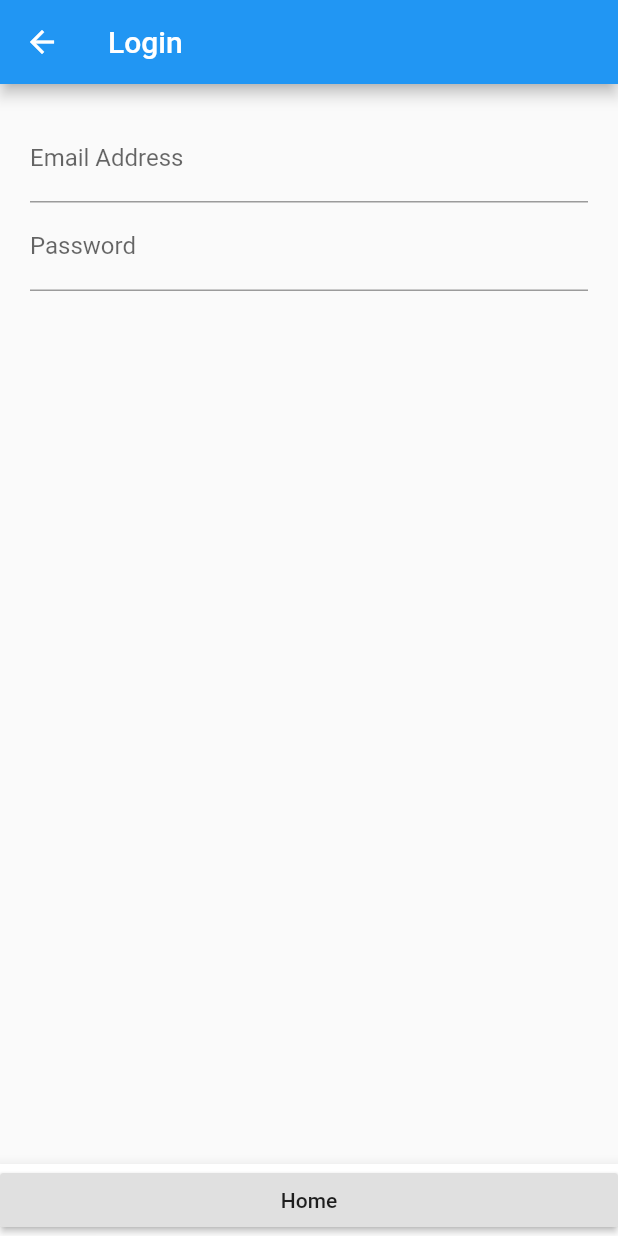
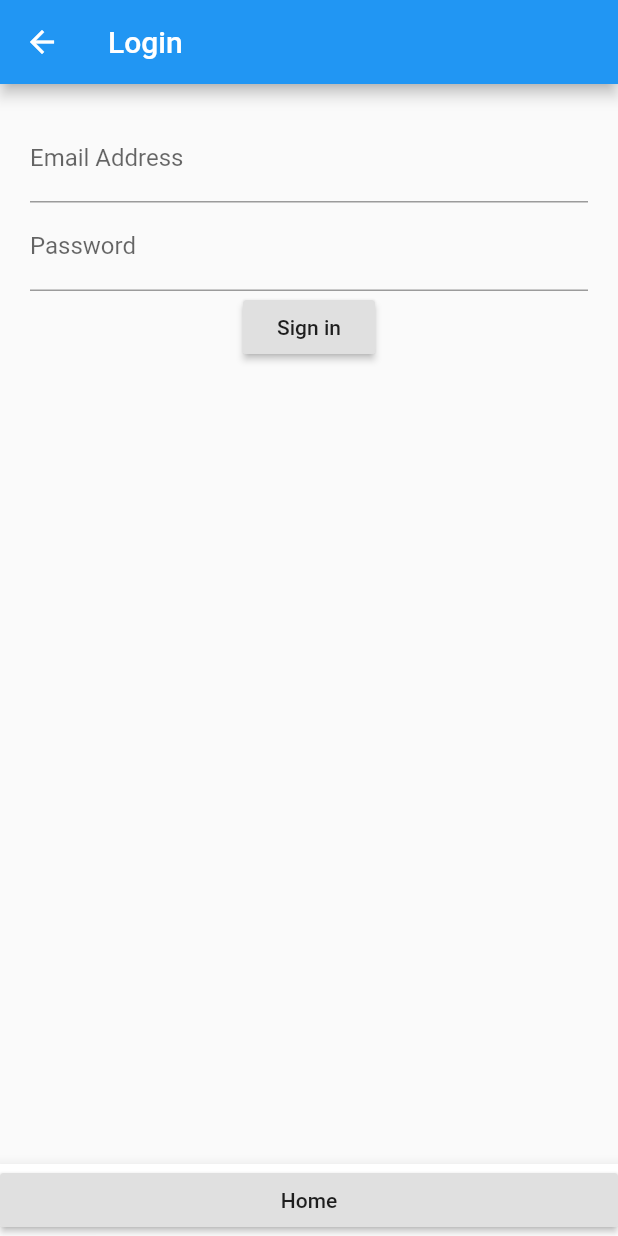
Before and after one commit to dop3ch3f/flutterapp, a Flutter app: the screen it shows after launch, after a tap on "Login", on a phone screen of 412 x 824 dp. Run offline on Flutter 3.47's test engine with Material 2 defaults, Android fonts, the phone set to English and light mode, and no system bars.

Commit message:
Added Button

```diff
--- a/lib/src/pages/login.dart
+++ b/lib/src/pages/login.dart
@@ -27,7 +27,12 @@ class LoginState extends State<Login> {
     );
   }
 
-  Widget submitButton() {}
+  Widget submitButton() {
+    return RaisedButton(
+      child: Text('Sign in'),
+      onPressed: () {},
+    );
+  }
 
   Future routeToHome(BuildContext context) {
     // go to login route
@@ -43,7 +48,7 @@ class LoginState extends State<Login> {
             children: [
               emailField(),
               passwordField(),
-              // submitButton(),
+              submitButton(),
             ],
           ),
         ),
```
